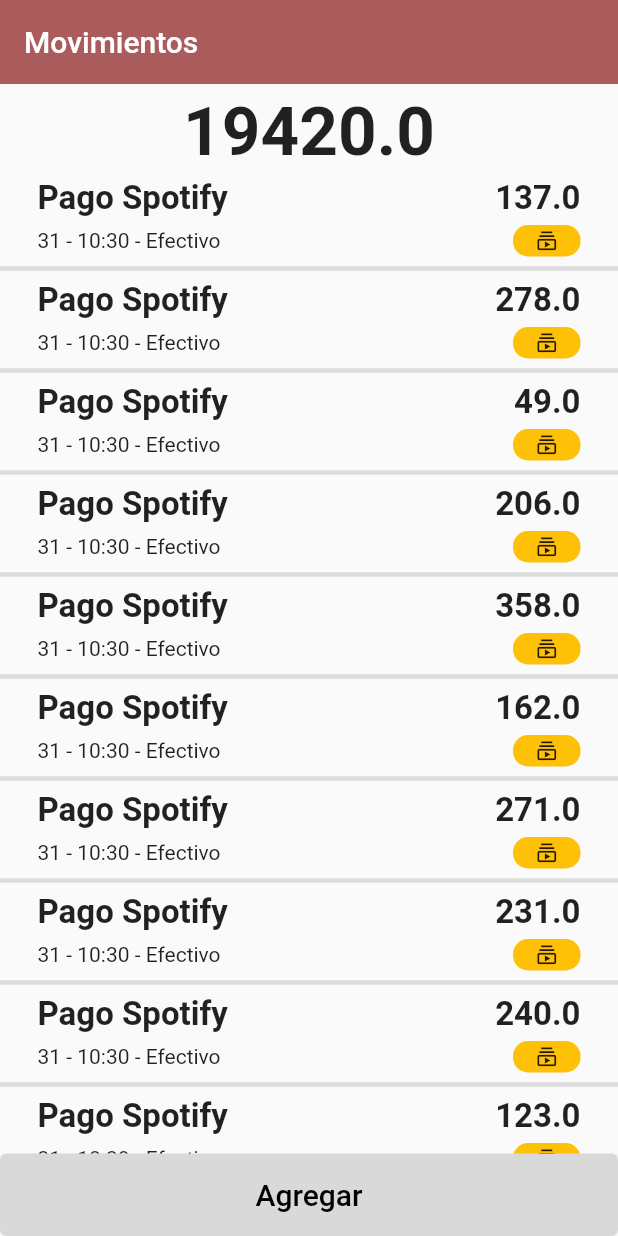
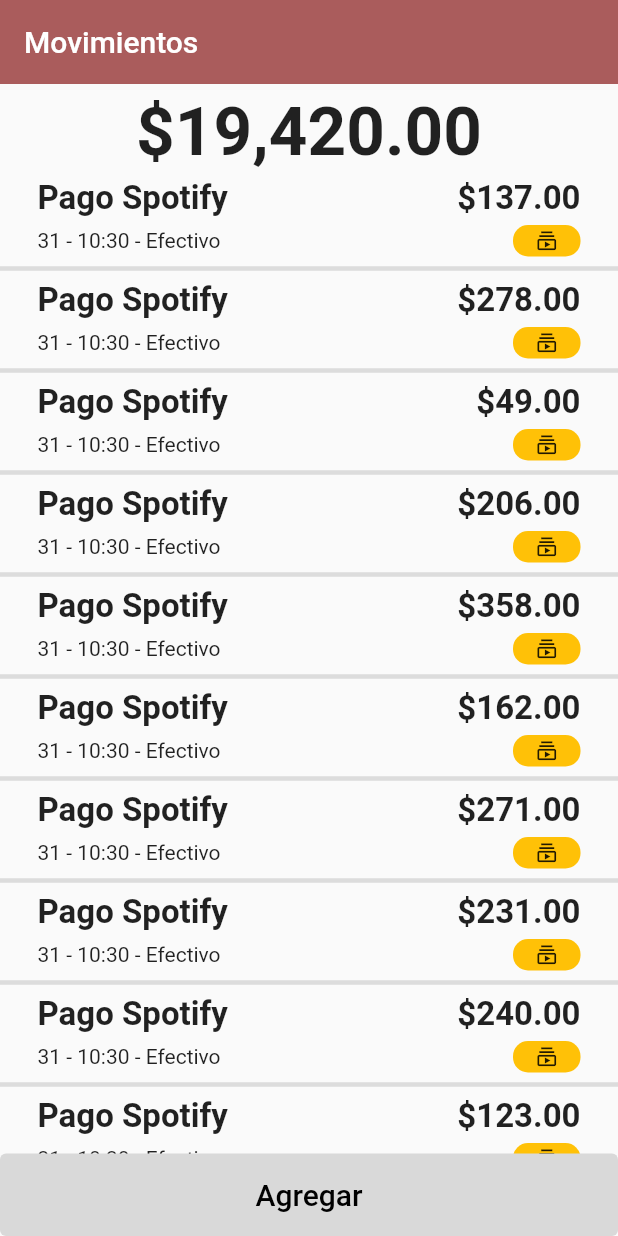
Before and after one commit to rangel96/finanzas-personales, a Flutter app: the screen it shows after launch, on a phone screen of 412 x 824 dp. Run offline on Flutter 3.47's test engine with Material 2 defaults, Android fonts, the phone set to English and light mode, and no system bars.

Commit message:
add formato de moneda en movimientos

```diff
--- a/lib/screens/movimientos.dart
+++ b/lib/screens/movimientos.dart
@@ -1,11 +1,13 @@
 import 'package:finanzas_personales/themes/app_theme.dart';
 import 'package:flutter/material.dart';
 import 'dart:math' show Random;
+import 'package:intl/intl.dart';
 
 // Variables globales
 const FontWeight _fontWeight = FontWeight.w600;
 final Random _random = Random();
 final DateTime now = DateTime.now();
+final numberFormat = NumberFormat.currency(locale: 'es_MX', symbol: '\$');
 
 class MovimientosScreen extends StatelessWidget {
   const MovimientosScreen({Key? key}) : super(key: key);
@@ -22,7 +24,7 @@
           Container(
             margin: const EdgeInsets.symmetric(vertical: 5),
             child: Text(
-              _random.nextInt(30000).toDouble().toString(),
+              numberFormat.format(_random.nextInt(30000).toDouble()),
               style: const TextStyle(
                 fontSize: 45,
                 fontWeight: _fontWeight,
@@ -30,10 +32,13 @@
             ),
           ),
           Expanded(
+            child: GestureDetector(
+              onTap: () => Navigator.pushNamed(context, 'movimiento'),
               child: ListView.separated(
                 itemCount: 15,
                 separatorBuilder: (_, __) => const Divider(thickness: 3),
                 itemBuilder: (context, index) => _Movimiento(),
+              ),
             ),
           ),
         ],
@@ -68,9 +73,7 @@
 class _Movimiento extends StatelessWidget {
   @override
   Widget build(BuildContext context) {
-    return GestureDetector(
-      onTap: () => Navigator.pushNamed(context, 'movimiento'),
-      child: Container(
+    return Container(
       padding: const EdgeInsets.symmetric(horizontal: 25),
       child: Column(
         crossAxisAlignment: CrossAxisAlignment.start,
@@ -86,7 +89,7 @@
                 ),
               ),
               Text(
-                  _random.nextInt(500).toDouble().toString(),
+                numberFormat.format(_random.nextInt(500).toDouble()),
                 style: const TextStyle(
                   fontSize: 22,
                   fontWeight: _fontWeight,
@@ -114,7 +117,6 @@
           ),
         ],
       ),
-      ),
     );
   }
 }
--- a/pubspec.yaml
+++ b/pubspec.yaml
@@ -35,6 +35,8 @@
   # The following adds the Cupertino Icons font to your application.
   # Use with the CupertinoIcons class for iOS style icons.
   cupertino_icons: ^1.0.2
+  intl: ^0.18.0
+  flutter_slidable: ^2.0.0
 
 dev_dependencies:
   flutter_test:
```
Also changed, not shown: pubspec.lock, 1 other file. Lines whose indentation alone changed are shown as unchanged.
